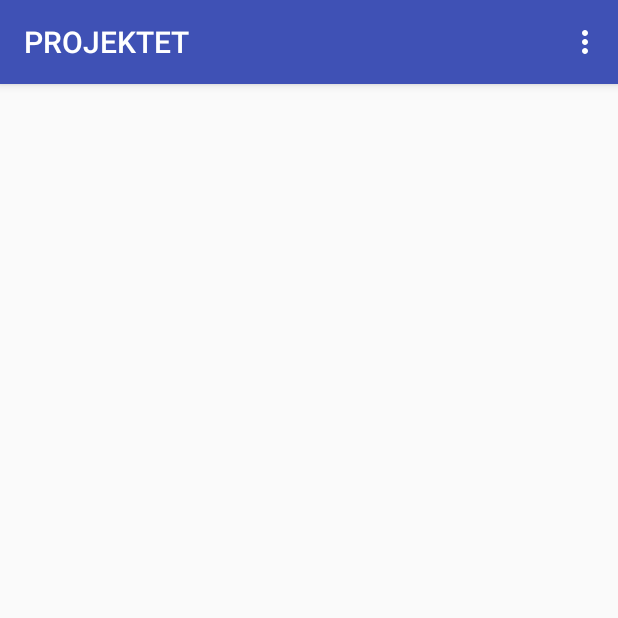
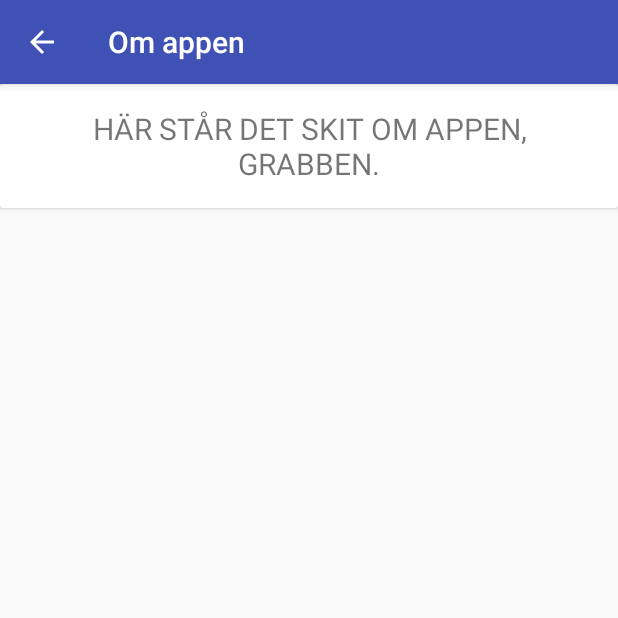
Before and after one commit to a17adasy/mobil-projekt, an Android app: the screen it shows after launch (MainActivity before the commit, AboutActivity after it), in the options menu, after a tap on "About", on a phone screen of 412 x 824 dp, the top half of it. Run offline under Robolectric (Android 15) with nearby library versions, the phone set to English and light mode, and no system bars; 2 statements that could not run were skipped.

Commit message:
den är komplett mina grabbar

```diff
--- a/app/build.gradle
+++ b/app/build.gradle
@@ -27,6 +27,6 @@ dependencies {
     compile 'com.android.support:appcompat-v7:26.+'
     compile 'com.android.support.constraint:constraint-layout:1.0.2'
     compile 'com.android.support:design:26.+'
+    compile 'com.android.support:cardview-v7:26.+'
     testCompile 'junit:junit:4.12'
-    compile 'com.android.support:cardview-v7:26.+'
 }
--- /dev/null
+++ b/app/src/main/java/com/example/brom/listviewjsonapp/AboutActivity.java
@@ -0,0 +1,19 @@
+package com.example.brom.listviewjsonapp;
+
+import android.support.v7.app.AppCompatActivity;
+import android.os.Bundle;
+import android.support.v7.widget.Toolbar;
+import android.widget.TextView;
+
+public class AboutActivity extends AppCompatActivity {
+
+    @Override
+    protected void onCreate(Bundle savedInstanceState) {
+        super.onCreate(savedInstanceState);
+        setContentView(R.layout.activity_about);
+
+        TextView aboutText = (TextView)findViewById(R.id.textView_about);
+
+        aboutText.setText("HÄR STÅR DET SKIT OM APPEN, GRABBEN.");
+    }
+}
--- a/app/src/main/java/com/example/brom/listviewjsonapp/MainActivity.java
+++ b/app/src/main/java/com/example/brom/listviewjsonapp/MainActivity.java
@@ -5,6 +5,7 @@ import android.content.Intent;
 import android.os.AsyncTask;
 import android.support.v7.app.AppCompatActivity;
 import android.os.Bundle;
+import android.support.v7.view.menu.ListMenuItemView;
 import android.util.Log;
 import android.view.Menu;
 import android.view.MenuItem;
@@ -46,12 +47,6 @@ public class MainActivity extends AppCompatActivity {
         myListView.setOnItemClickListener(new AdapterView.OnItemClickListener() {
             @Override
             public void onItemClick(AdapterView<?> adapterView, View view, int pos, long l) {
-            Context context = getApplicationContext();
-            CharSequence text = allDressing.get(pos).getText();
-            int duration = Toast.LENGTH_LONG;
-
-            Toast toast = Toast.makeText(context, text, duration);
-            toast.show();
 
                 Intent intent = new Intent(getApplicationContext(), DetailsActivity.class);
                 Bundle info = new Bundle();
@@ -76,14 +71,12 @@ public class MainActivity extends AppCompatActivity {
 
 
         });
-
     }
 
     @Override
     public boolean onCreateOptionsMenu(Menu menu){
         getMenuInflater().inflate(R.menu.menu_main, menu);
         return super.onCreateOptionsMenu(menu);
-
     }
 
     @Override
@@ -100,8 +93,11 @@ public class MainActivity extends AppCompatActivity {
         }
 
         else if(id == R.id.about) {
-            Toast about = Toast.makeText(this, "ABOUT THIS", Toast.LENGTH_LONG);
-            about.show();
+
+            Intent intent = new Intent(this,AboutActivity.class);
+            this.startActivity(intent);
+            return true;
+
         }
 
         return super.onOptionsItemSelected(item);
@@ -183,7 +179,6 @@ public class MainActivity extends AppCompatActivity {
                     String company = dressing.getString("company");
                     int size = dressing.getInt("size");
                     int cost = dressing.getInt("cost");
-
                     String auxdata = dressing.getString("auxdata");
 
                     allDressing.add(new Dressing(name, location, company, size, cost, auxdata));
--- /dev/null
+++ b/app/src/main/res/layout/activity_about.xml
@@ -0,0 +1,32 @@
+<?xml version="1.0" encoding="utf-8"?>
+<android.support.constraint.ConstraintLayout xmlns:android="http://schemas.android.com/apk/res/android"
+    xmlns:app="http://schemas.android.com/apk/res-auto"
+    xmlns:tools="http://schemas.android.com/tools"
+    android:layout_width="match_parent"
+    android:layout_height="match_parent"
+    tools:context="com.example.brom.listviewjsonapp.AboutActivity">
+
+    <android.support.v7.widget.CardView
+        android:layout_gravity="center"
+        android:layout_width="match_parent"
+        android:layout_height="wrap_content">
+
+        <LinearLayout
+            android:layout_width="match_parent"
+            android:layout_height="wrap_content"
+            android:orientation="vertical"
+            android:padding="8dp">
+
+            <TextView
+                android:id="@+id/textView_about"
+                android:gravity="center"
+                android:layout_width="match_parent"
+                android:layout_height="wrap_content"
+                android:textSize="20sp"
+                android:padding="8dp"/>
+
+        </LinearLayout>
+
+    </android.support.v7.widget.CardView>
+
+</android.support.constraint.ConstraintLayout>
--- a/app/src/main/res/layout/list_item_textview.xml
+++ b/app/src/main/res/layout/list_item_textview.xml
@@ -1,11 +1,9 @@
 <?xml version="1.0" encoding="utf-8"?>
+
 <TextView xmlns:android="http://schemas.android.com/apk/res/android"
     android:layout_width="match_parent"
     android:layout_height="match_parent"
     android:id="@+id/my_item_textview"
     android:height="48dp"
-    android:textSize="16sp"
-    android:fontFamily="monospace"
-    android:layout_centerVertical="true">
-
+    android:textSize="18sp">
 </TextView>
--- a/app/src/main/res/menu/menu_main.xml
+++ b/app/src/main/res/menu/menu_main.xml
@@ -2,12 +2,11 @@
 <menu xmlns:android="http://schemas.android.com/apk/res/android"
     xmlns:app="http://schemas.android.com/apk/res-auto">
     <item
+        android:id="@+id/about"
+        android:orderInCategory="10"
+        android:title="About" />
+    <item
         android:id="@+id/refresh"
         android:orderInCategory="10"
         android:title="Refresh" />
-    <item
-        android:id="@+id/about"
-        android:orderInCategory="10"
-        android:title="About" />
-
 </menu>
```
Also changed, not shown: app/src/main/AndroidManifest.xml (+8 -2 lines), app/src/main/java/com/example/brom/listviewjsonapp/DetailsActivity.java (+7 -7 lines), app/src/main/res/layout/activity_dressing_details.xml (+6 -11 lines). Lines whose indentation alone changed are shown as unchanged.
